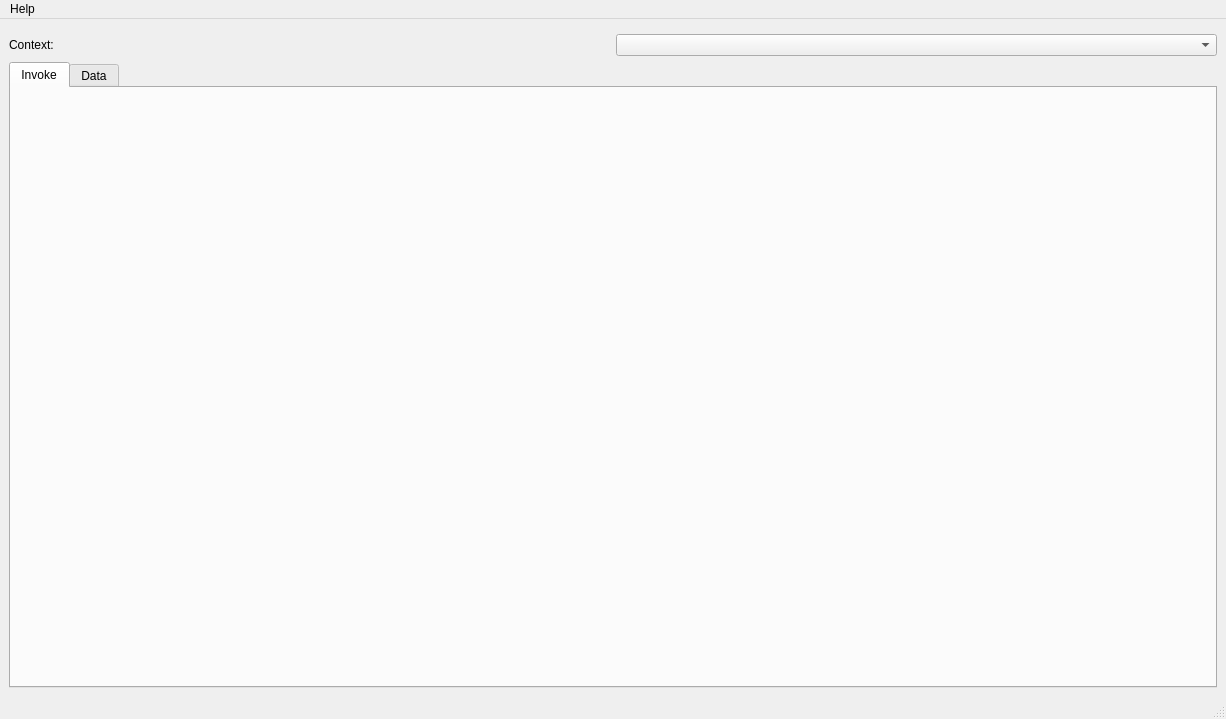
Before: the Qt Designer form qt6ui/Invoker.ui in ManianVSS/Invoker.py, drawn with Qt 5.
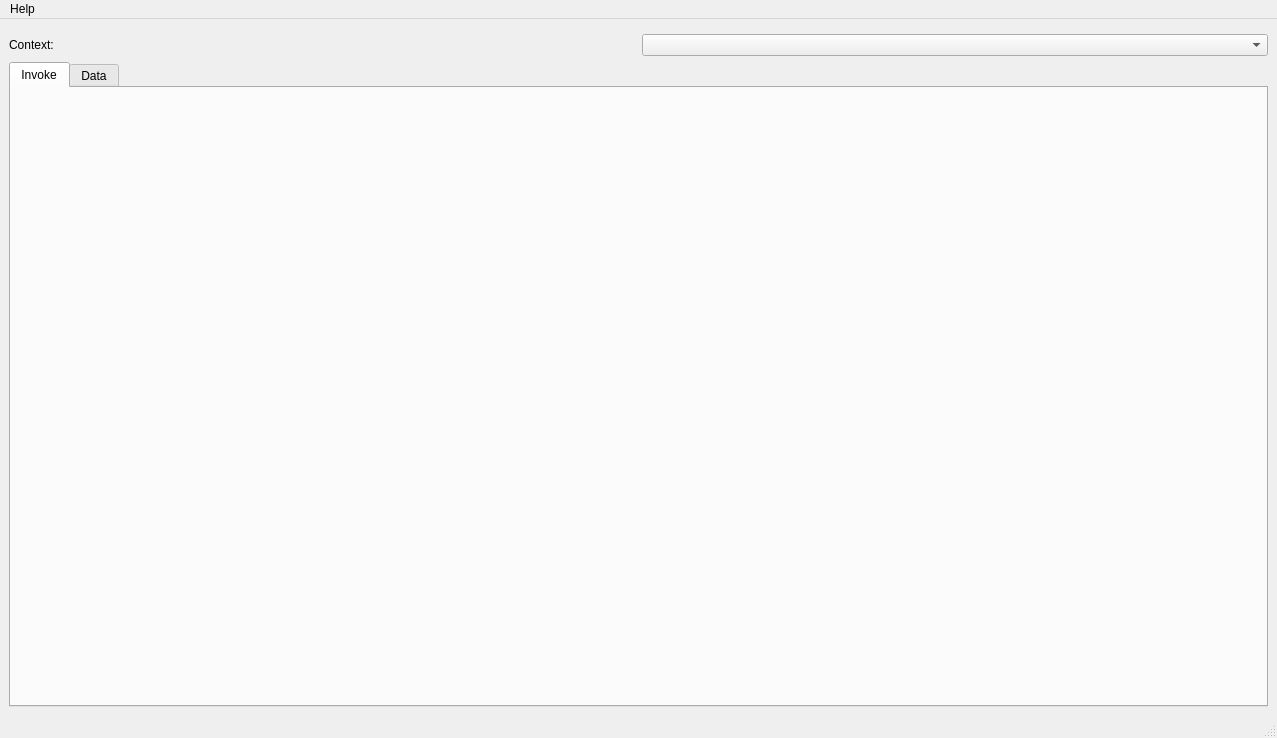
After: the same form once the commit is applied.

What changed in the file:
```diff
--- a/qt6ui/Invoker.ui
+++ b/qt6ui/Invoker.ui
@@ -6,8 +6,8 @@
    <rect>
     <x>0</x>
     <y>0</y>
-    <width>1226</width>
-    <height>719</height>
+    <width>1277</width>
+    <height>738</height>
    </rect>
   </property>
   <property name="windowTitle">
@@ -43,10 +43,22 @@
       </item>
       <item>
        <widget class="QTabWidget" name="tab_widget_main">
+        <property name="sizePolicy">
+         <sizepolicy hsizetype="Expanding" vsizetype="Expanding">
+          <horstretch>1</horstretch>
+          <verstretch>1</verstretch>
+         </sizepolicy>
+        </property>
         <property name="currentIndex">
          <number>0</number>
         </property>
         <widget class="QWidget" name="tab_invoke">
+         <property name="sizePolicy">
+          <sizepolicy hsizetype="Expanding" vsizetype="Expanding">
+           <horstretch>0</horstretch>
+           <verstretch>0</verstretch>
+          </sizepolicy>
+         </property>
          <attribute name="title">
           <string>Invoke</string>
          </attribute>
@@ -67,7 +79,7 @@
     <rect>
      <x>0</x>
      <y>0</y>
-     <width>1226</width>
+     <width>1277</width>
      <height>22</height>
     </rect>
    </property>
```
Left out of the diff: 6 changed lines with no effect on the pictures.
